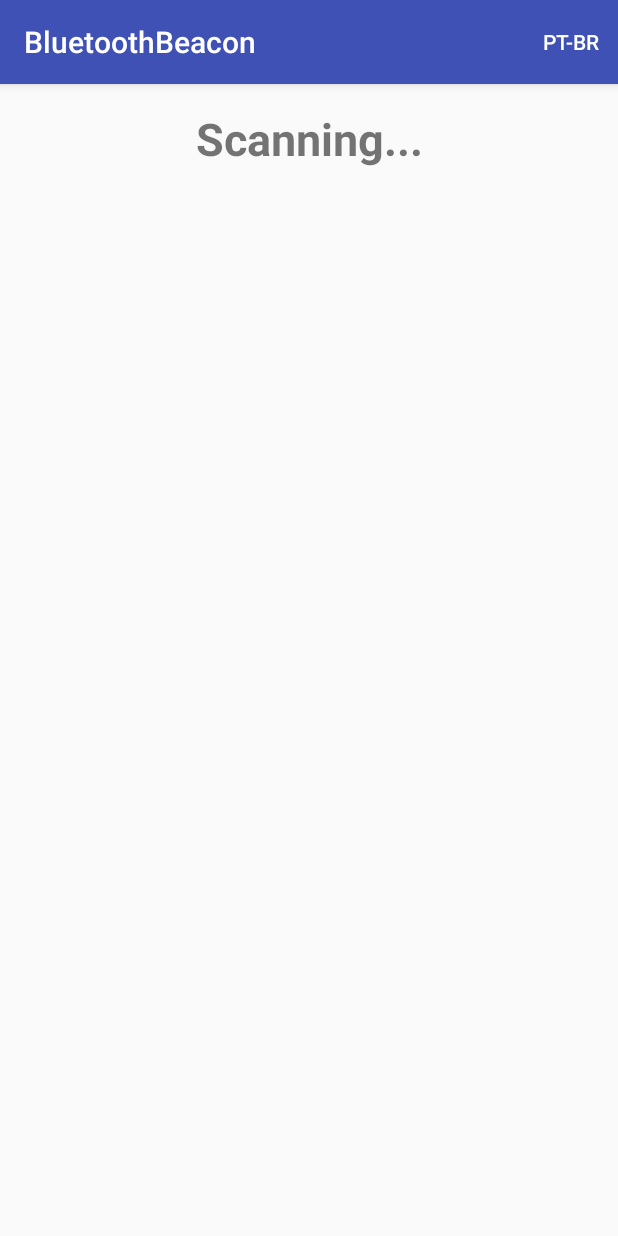
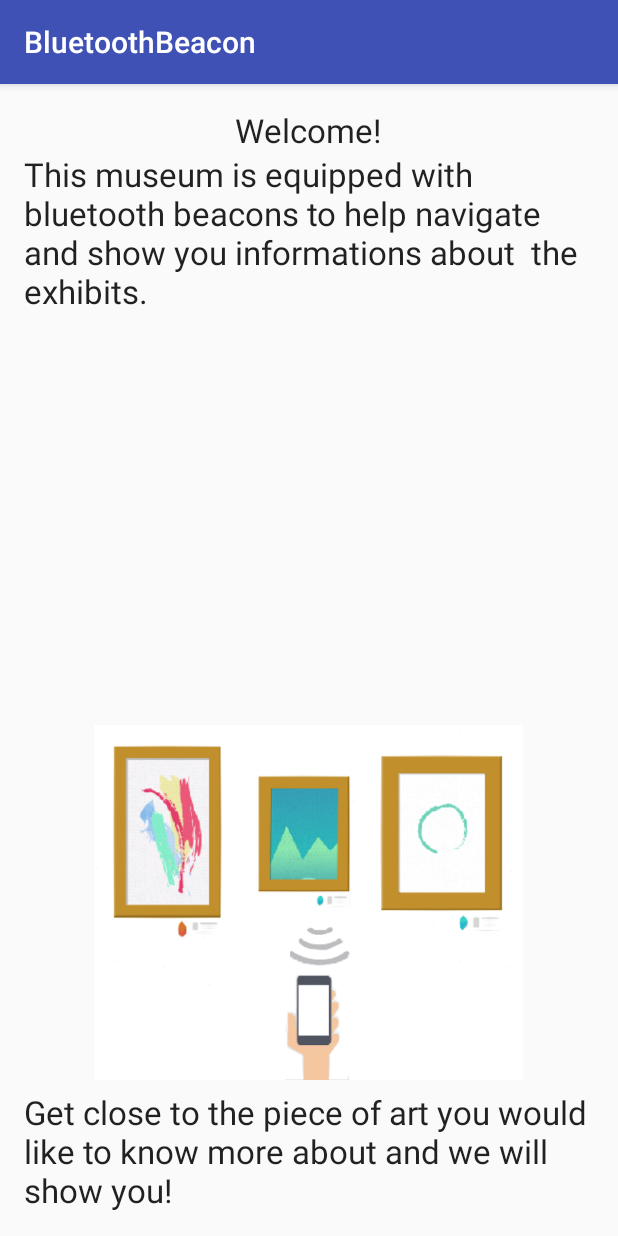
Before and after one commit to Illinois-tech-ITM/BSMP-2016-Bluetooth-Beacon, an Android app: the screen it shows after launch (MainActivity), on a phone screen of 412 x 824 dp. Run offline under Robolectric (Android 15) with nearby library versions, the phone set to English and light mode, and no system bars; our stand-ins replace Volley.

Commit message:
Huge change to layoutto make it more presentable

```diff
--- a/BluetoothBeacon/app/src/main/java/edu/iit/bluetoothbeacon/MainActivity.java
+++ b/BluetoothBeacon/app/src/main/java/edu/iit/bluetoothbeacon/MainActivity.java
@@ -1,5 +1,8 @@
 package edu.iit.bluetoothbeacon;
 
+import android.app.Fragment;
+import android.app.FragmentManager;
+import android.app.FragmentTransaction;
 import android.bluetooth.BluetoothAdapter;
 import android.bluetooth.BluetoothAdapter.LeScanCallback;
 import android.bluetooth.BluetoothDevice;
@@ -14,16 +17,13 @@ import android.view.MenuInflater;
 import android.view.MenuItem;
 import android.view.View;
 import android.widget.ArrayAdapter;
-import android.widget.TextView;
 
 import java.util.HashMap;
 
 import edu.iit.bluetoothbeacon.models.Masterpiece;
 import edu.iit.bluetoothbeacon.models.Translation;
 
-import static android.view.View.GONE;
-
-public class MainActivity extends AppCompatActivity implements OnResponseReceivedListener {
+public class MainActivity extends AppCompatActivity implements OnResponseReceivedListener, MasterpieceFragment.OnLanguageSelectedListener {
     private final static int MIN_RSSI = -70;
     private final static int NEARBY_RSSI = -55;
     private static final int REQUEST_ENABLE_BT = 1;
@@ -33,29 +33,17 @@ public class MainActivity extends AppCompatActivity implements OnResponseReceive
     private BluetoothAdapter mAdapter;
     private BluetoothDevice mActiveDevice;
     private HashMap<BluetoothDevice, Integer> mDevicesList; //key: Beacon | value: RSSI (sinal strength)
-
-    private TextView mTitleTextView;
-    private TextView mDescriptionTextView;
-
-    private String mCurrentLanguage = "pt-br";
-    private MenuItem mLanguageMenuItem;
-
-    private Masterpiece mMasterPiece;
+    private String mCurrentLanguage;
 
     @Override
     protected void onCreate(Bundle savedInstanceState) {
         super.onCreate(savedInstanceState);
-
         setContentView(R.layout.activity_main);
-
         mAdapter = BluetoothAdapter.getDefaultAdapter();
-
         mDevicesList = new HashMap<>();
-        mTitleTextView = (TextView) findViewById(R.id.titleTextView);
-        mDescriptionTextView = (TextView) findViewById(R.id.descTextView);
-        mDescriptionTextView.setVisibility(GONE);
-
+        mCurrentLanguage = "pt-br";
         controller = Controller.getInstance(this, this);
+        switchToFragment(new WelcomeFragment().newInstance());
     }
 
     private LeScanCallback scanCallback = new LeScanCallback() {
@@ -66,23 +54,17 @@ public class MainActivity extends AppCompatActivity implements OnResponseReceive
             mDevicesList.put(bluetoothDevice, rssi);
             if (mActiveDevice == null && rssi > NEARBY_RSSI){
                 mActiveDevice = bluetoothDevice;
-                updateView("Requesting data", null);
                 controller.requestMasterpieceInfo(bluetoothDevice.getName().toLowerCase());
                 return;
             }
 
             if (mActiveDevice != null && rssi - mDevicesList.get(mActiveDevice) > 20){
                 mActiveDevice = bluetoothDevice;
-                updateView("Requesting data", null);
                 controller.requestMasterpieceInfo(bluetoothDevice.getName().toLowerCase());
             } else if (mActiveDevice != null && bluetoothDevice.getAddress().equals(mActiveDevice.getAddress()) && rssi < MIN_RSSI){
                 mActiveDevice = null;
-                updateView(":(", null);
-                mMasterPiece = null;
-                mDescriptionTextView.setVisibility(GONE);
+                switchToFragment(new WelcomeFragment().newInstance());
             }
-
-
         }
     };
 
@@ -116,72 +98,25 @@ public class MainActivity extends AppCompatActivity implements OnResponseReceive
     }
 
     @Override
-    public boolean onCreateOptionsMenu(Menu menu) {
-        MenuInflater inflater = getMenuInflater();
-        inflater.inflate(R.menu.menu_main, menu);
-        mLanguageMenuItem = menu.findItem(R.id.languageMenu);
-        updateMenuTitle(mCurrentLanguage);
-        return true;
-    }
-
-    @Override
     public void OnResponseReceived(Masterpiece mp, boolean error) {
         if(!error){
-            mMasterPiece = mp;
-            Translation t = mMasterPiece.getOneTranslation(mCurrentLanguage);
-            updateView(t.getTitle(), t.getContent());
+            switchToFragment(new MasterpieceFragment().newInstance(mp, mCurrentLanguage));
             Log.d("Response", mp.getDvcName());
         } else { // Unsuccessful response
-            updateView(":/", null);
-            mDescriptionTextView.setVisibility(View.GONE);
+//            switchToFragment(new ErrorFragment().newInstance());
             Log.d("Response", "Error");
         }
     }
 
-    @Override
-    public boolean onOptionsItemSelected(MenuItem item) {
-        // Handle action bar item clicks here. The action bar will
-        // automatically handle clicks on the Home/Up button, so long
-        // as you specify a parent activity in AndroidManifest.xml.
-        int id = item.getItemId();
-        if (id == R.id.languageMenu) {
-            AlertDialog.Builder builder = new AlertDialog.Builder(MainActivity.this);
-            builder.setTitle("Select your language: ");
-
-            final ArrayAdapter<String> arrayAdapter = new ArrayAdapter<String>(
-                    MainActivity.this,
-                    android.R.layout.select_dialog_singlechoice);
-            arrayAdapter.add("pt-br");
-            arrayAdapter.add("en-us");
-
-            builder.setNegativeButton("Cancel", null);
-
-            builder.setAdapter(
-                    arrayAdapter,
-                    new DialogInterface.OnClickListener() {
-                        @Override
-                        public void onClick(DialogInterface dialog, int which) {
-                            mCurrentLanguage = arrayAdapter.getItem(which);
-                            Translation t = mMasterPiece.getOneTranslation(mCurrentLanguage);
-                            updateView(t.getTitle(), t.getContent());
-                            updateMenuTitle(mCurrentLanguage);
-                        }
-                    });
-            builder.show();
-            return true;
-        }
-        return super.onOptionsItemSelected(item);
+    private void switchToFragment(Fragment f){
+        FragmentManager fragmentManager = getFragmentManager();
+        FragmentTransaction fragmentTransaction = fragmentManager.beginTransaction();
+        fragmentTransaction.add(R.id.fragment_container, f);
+        fragmentTransaction.commit();
     }
 
-    private void updateView(String title, String content){
-        mTitleTextView.setText(title);
-        if(content != null) {
-            mDescriptionTextView.setText(content);
-            mDescriptionTextView.setVisibility(View.VISIBLE);
-        }
-    }
-
-    private void updateMenuTitle(String language) {
-        mLanguageMenuItem.setTitle(language);
+    @Override
+    public void onLanguageSelected(String language) {
+        mCurrentLanguage = language;
     }
 }
--- /dev/null
+++ b/BluetoothBeacon/app/src/main/java/edu/iit/bluetoothbeacon/WelcomeFragment.java
@@ -0,0 +1,29 @@
+package edu.iit.bluetoothbeacon;
+
+import android.app.Fragment;
+import android.os.Bundle;
+import android.view.LayoutInflater;
+import android.view.View;
+import android.view.ViewGroup;
+
+public class WelcomeFragment extends Fragment {
+    public WelcomeFragment() {
+        // Required empty public constructor
+    }
+
+    public static WelcomeFragment newInstance() {
+        return new WelcomeFragment();
+    }
+
+    @Override
+    public void onCreate(Bundle savedInstanceState) {
+        super.onCreate(savedInstanceState);
+    }
+
+    @Override
+    public View onCreateView(LayoutInflater inflater, ViewGroup container,
+                             Bundle savedInstanceState) {
+        return inflater.inflate(R.layout.fragment_welcome, container, false);
+    }
+
+}
--- a/BluetoothBeacon/app/src/main/res/layout/activity_main.xml
+++ b/BluetoothBeacon/app/src/main/res/layout/activity_main.xml
@@ -1,31 +1,9 @@
 <?xml version="1.0" encoding="utf-8"?>
-<RelativeLayout xmlns:android="http://schemas.android.com/apk/res/android"
+<FrameLayout xmlns:android="http://schemas.android.com/apk/res/android"
     xmlns:tools="http://schemas.android.com/tools"
     android:layout_width="match_parent"
     android:layout_height="match_parent"
-    android:paddingBottom="@dimen/activity_vertical_margin"
-    android:paddingLeft="@dimen/activity_horizontal_margin"
-    android:paddingRight="@dimen/activity_horizontal_margin"
-    android:paddingTop="@dimen/activity_vertical_margin"
+    android:id="@+id/fragment_container"
     tools:context="edu.iit.bluetoothbeacon.MainActivity">
 
-    <TextView
-        android:id="@+id/titleTextView"
-        android:layout_width="match_parent"
-        android:layout_height="wrap_content"
-        android:text="@string/titleTextView"
-        android:layout_gravity="bottom"
-        android:layout_alignParentTop="true"
-        android:layout_alignParentStart="true"
-        android:textSize="30dp"
-        android:textStyle="bold"
-        android:textAlignment="center" />
-
-    <TextView
-        android:layout_width="match_parent"
-        android:layout_height="wrap_content"
-        android:text="@string/loremIpsumDesc"
-        android:id="@+id/descTextView"
-        android:layout_below="@+id/titleTextView"
-        android:layout_alignParentStart="true" />
-</RelativeLayout>
+</FrameLayout>
--- /dev/null
+++ b/BluetoothBeacon/app/src/main/res/layout/fragment_welcome.xml
@@ -0,0 +1,65 @@
+<?xml version="1.0" encoding="utf-8"?>
+<RelativeLayout xmlns:android="http://schemas.android.com/apk/res/android"
+    xmlns:tools="http://schemas.android.com/tools"
+    android:layout_width="match_parent"
+    android:layout_height="match_parent"
+    android:paddingBottom="@dimen/activity_vertical_margin"
+    android:paddingLeft="@dimen/activity_horizontal_margin"
+    android:paddingRight="@dimen/activity_horizontal_margin"
+    android:paddingTop="@dimen/activity_vertical_margin"
+    tools:context="edu.iit.bluetoothbeacon.WelcomeFragment">
+
+    <TextView
+        android:layout_width="wrap_content"
+        android:layout_height="wrap_content"
+        android:textAppearance="?android:attr/textAppearanceMedium"
+        android:id="@+id/textView"
+        android:layout_marginTop="69dp"
+        android:layout_alignParentTop="true"
+        android:layout_alignParentLeft="true"
+        android:layout_alignParentStart="true" />
+
+    <TextView
+        android:layout_width="wrap_content"
+        android:layout_height="wrap_content"
+        android:textAppearance="?android:attr/textAppearanceLarge"
+        android:text="This museum is equipped with bluetooth beacons to help navigate and show you informations about  the exhibits."
+        android:id="@+id/textView3"
+        android:layout_below="@+id/textView2"
+        android:layout_alignLeft="@+id/textView"
+        android:layout_alignStart="@+id/textView"
+        android:layout_centerHorizontal="true"
+        android:layout_alignParentEnd="false"
+        android:layout_alignParentStart="false"
+        android:layout_alignParentRight="false" />
+
+    <TextView
+        android:layout_width="wrap_content"
+        android:layout_height="wrap_content"
+        android:textAppearance="?android:attr/textAppearanceLarge"
+        android:text="Get close to the piece of art you would like to know more about and we will show you!"
+        android:id="@+id/textView4"
+        android:layout_alignParentBottom="true"
+        android:layout_toRightOf="@+id/textView"
+        android:layout_toEndOf="@+id/textView" />
+
+    <ImageView
+        android:src="@drawable/image2"
+        android:layout_width="290dp"
+        android:layout_height="250dp"
+        android:id="@+id/masterpieceImageView"
+        android:layout_gravity="center"
+        android:padding="2dp"
+        android:layout_above="@+id/textView4"
+        android:layout_centerHorizontal="true" />
+
+    <TextView
+        android:layout_width="wrap_content"
+        android:layout_height="wrap_content"
+        android:textAppearance="?android:attr/textAppearanceLarge"
+        android:text="Welcome!"
+        android:id="@+id/textView2"
+        android:layout_alignParentTop="true"
+        android:layout_centerHorizontal="true" />
+
+</RelativeLayout>
--- a/BluetoothBeacon/app/src/main/res/menu/menu_main.xml
+++ b/BluetoothBeacon/app/src/main/res/menu/menu_main.xml
@@ -5,4 +5,8 @@
         android:id="@+id/languageMenu"
         android:title="@string/languageMenu"
         app:showAsAction="ifRoom" />
+    <item
+        android:id="@+id/aboutMenu"
+        android:title="@string/aboutMenu"
+        app:showAsAction="ifRoom" />
 </menu>
--- a/BluetoothBeacon/app/src/main/res/values/strings.xml
+++ b/BluetoothBeacon/app/src/main/res/values/strings.xml
@@ -3,4 +3,8 @@
     <string name="titleTextView">Scanning...</string>
     <string name="loremIpsumDesc"> Lorem ipsum dolor sit amet, consectetur adipiscing elit. Suspendisse porta suscipit ante sit amet mollis. Donec et posuere sem, sit amet fermentum ligula. Aenean faucibus congue aliquet. Nullam hendrerit sollicitudin blandit. Donec ultricies sem mi, vel sodales quam mollis id. Aliquam quis odio nisi. Curabitur scelerisque, est et sollicitudin blandit, felis ipsum fringilla libero, eget suscipit velit arcu vel est. Sed non orci vitae augue egestas accumsan. Proin facilisis, quam non convallis ultricies, lectus purus placerat nisl, sit amet tincidunt dui eros et nisi. Quisque nec est erat. Sed gravida sapien velit, eget facilisis velit vulputate sed. Quisque pretium massa eleifend nisi congue vehicula sit amet ut dui. </string>
     <string name="languageMenu">Language</string>
+    <string name="aboutMenu">About</string>
+
+    <!-- TODO: Remove or change this placeholder text -->
+    <string name="hello_blank_fragment">Hello blank fragment</string>
 </resources>
```
Also changed, not shown: BluetoothBeacon/app/src/main/java/edu/iit/bluetoothbeacon/MasterpieceFragment.java (added, +130 -0 lines), BluetoothBeacon/app/src/main/java/edu/iit/bluetoothbeacon/models/Masterpiece.java (+30 -1 lines), BluetoothBeacon/app/src/main/res/layout/about.xml (added, +123 -0 lines), BluetoothBeacon/app/src/main/res/layout/fragment_masterpiece.xml (added, +55 -0 lines), BluetoothBeacon/app/src/main/res/layout/settings.xml (added, +29 -0 lines), BluetoothBeacon/app/src/main/res/drawable/image2.png (added), BluetoothBeacon/app/src/main/res/drawable/logo.jpg (added), BluetoothBeacon/app/src/main/res/drawable/starry_night.jpg (added).
